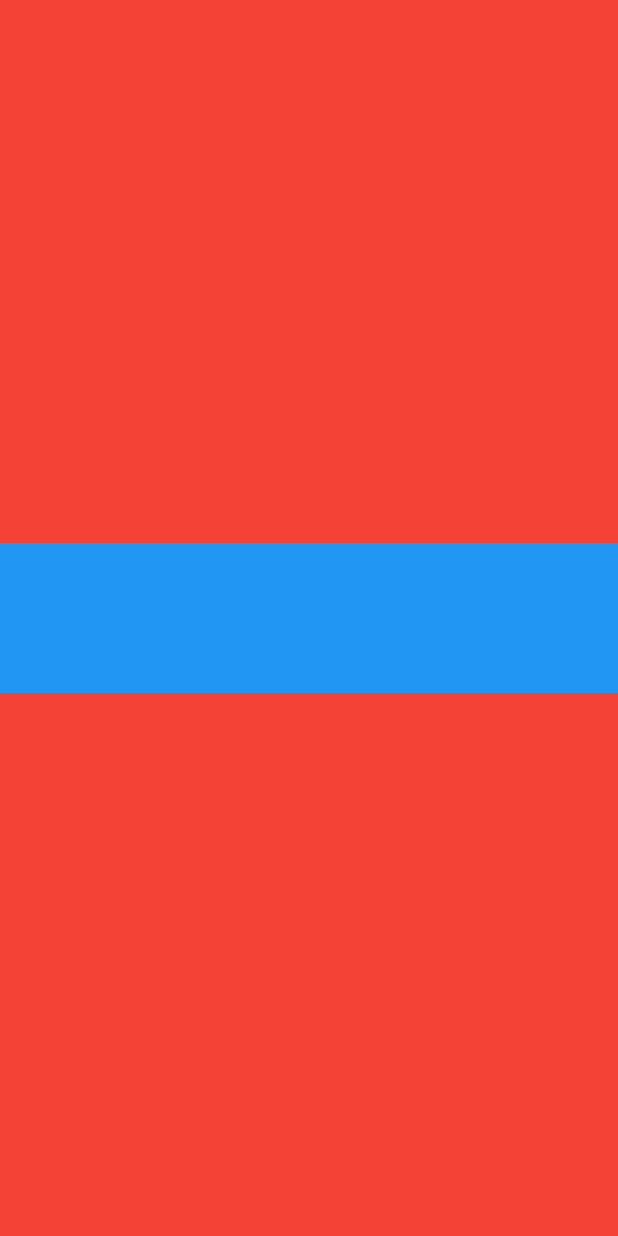
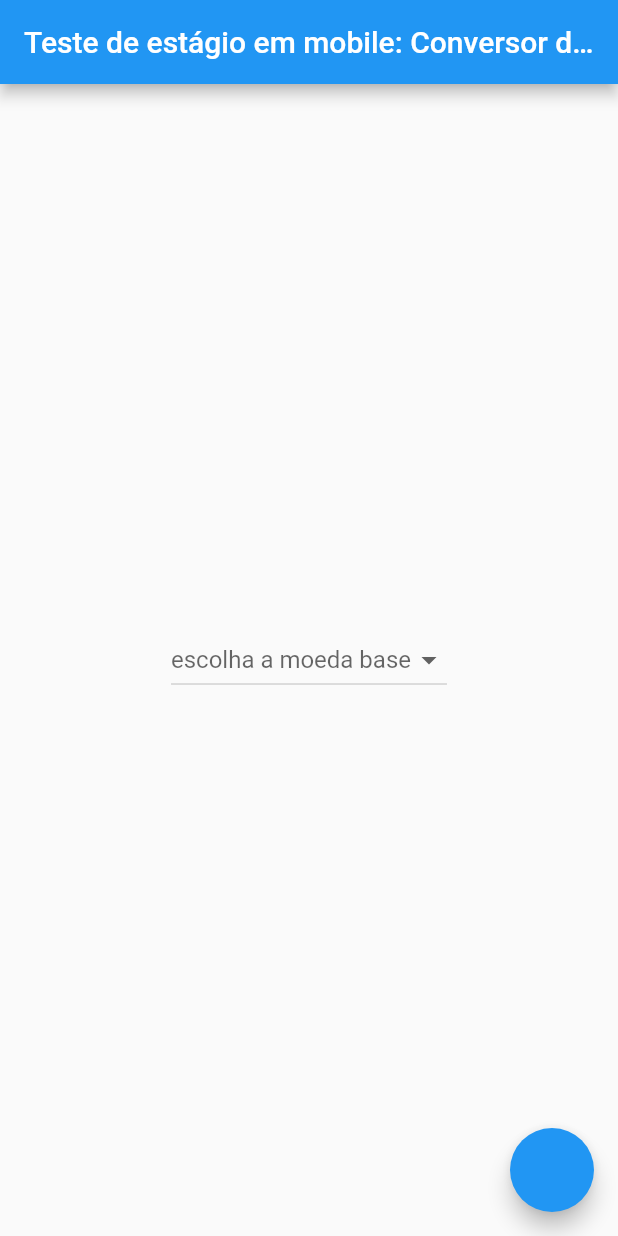
Before and after one commit to benhurfaria/conversao_moedas, a Flutter app: the screen it shows after launch, on a phone screen of 412 x 824 dp. Run offline on Flutter 3.47's test engine with Material 2 defaults, Android fonts, the phone set to English and light mode, and no system bars.

Commit message:
iniciando o projeto

```diff
--- /dev/null
+++ b/lib/drop_page.dart
@@ -0,0 +1,30 @@
+import 'package:flutter/material.dart';
+
+class DropPage extends StatelessWidget {
+  final dropValue = ValueNotifier('');
+  final dropOpcoes = ['auud', 'basdas', 'casdasd'];
+
+  DropPage({Key? key}) : super(key: key);
+
+  @override
+  Widget build(BuildContext context) {
+    return Scaffold(
+      body: Center(
+        child: ValueListenableBuilder(
+            valueListenable: dropValue,
+            builder: (BuildContext context, String value, _){
+              return DropdownButton<String>(
+                hint: const Text('escolha a moeda base'),
+                value: (value.isEmpty)? null: value,
+                onChanged: (escolha) => dropValue.value = escolha.toString(),
+                items: dropOpcoes
+                  .map((op) => DropdownMenuItem(
+                    value: op,
+                    child: Text(op),
+                )).toList(),
+              );
+    },),
+    ),
+    );
+  }
+}
--- a/lib/main.dart
+++ b/lib/main.dart
@@ -1,4 +1,8 @@
 import 'package:flutter/material.dart';
+
+import 'drop_page.dart';
+
+const List<String> list = <String>['One', 'Two', 'Three', 'Four'];
 
 void main() {
   runApp(const MyApp());
@@ -14,14 +18,13 @@ class MyApp extends StatelessWidget {
       theme: ThemeData(
         primarySwatch: Colors.blue,
       ),
-      home:
-          Stack(
-            alignment: AlignmentDirectional.center,
-            children:[
-              Container(color: Colors.red,),
-              Container(color: Colors.blue, height: 100,),
-            ],
-          ),
+      home: Scaffold(
+        appBar: AppBar(
+          title: Text('Teste de estágio em mobile: Conversor de moedas'),
+        ),
+        floatingActionButton: FloatingActionButton(onPressed: () {}),
+        body: DropPage(),
+      ),
     );
   }
 }
--- a/pubspec.yaml
+++ b/pubspec.yaml
@@ -34,6 +34,7 @@ dependencies:
   # The following adds the Cupertino Icons font to your application.
   # Use with the CupertinoIcons class for iOS style icons.
   cupertino_icons: ^1.0.2
+  http: ^0.13.5
 
 dev_dependencies:
   flutter_test:
```
Also changed, not shown: pubspec.lock.
